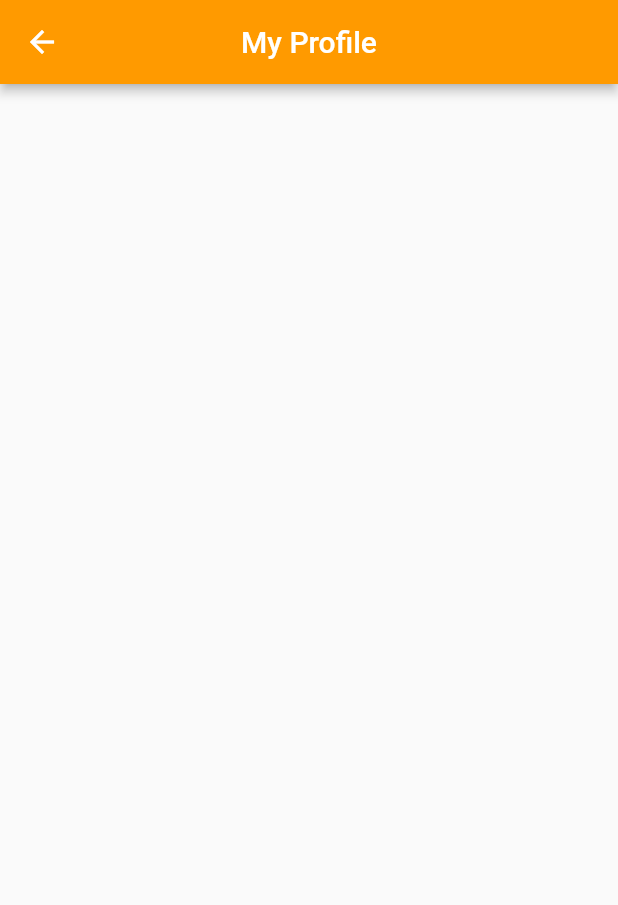
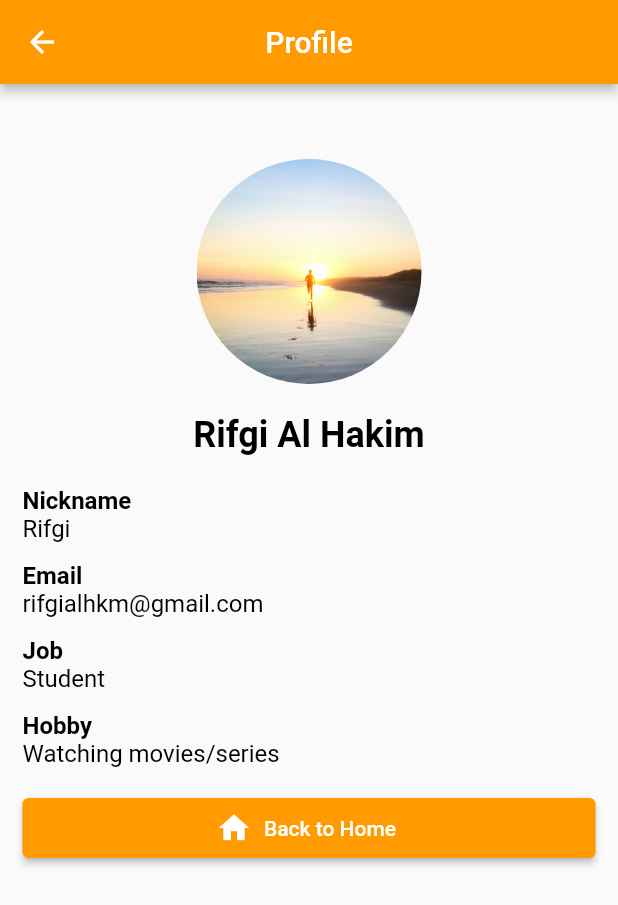
Before and after one commit to rifgialhkm/News-App, a Flutter app: the ProfileScreen screen opened by its route, on a phone screen of 412 x 824 dp. Shown: the top 905 px of the screen. Run offline on Flutter 3.47's test engine with Material 2 defaults, Android fonts, the phone set to English and light mode, and no system bars.

Commit message:
Create profile page

```diff
--- a/lib/login/login_screen.dart
+++ b/lib/login/login_screen.dart
@@ -37,7 +37,7 @@ class _LoginScreenState extends State<LoginScreen> {
                   child: Text(
                     "News App",
                     style: Theme.of(context).textTheme.headlineMedium?.copyWith(
-                          color: Color(0xFFFF9A00),
+                          color: const Color(0xFFFF9A00),
                         ),
                   ),
                 ),
--- a/lib/profile/profile_screen.dart
+++ b/lib/profile/profile_screen.dart
@@ -1,25 +1,146 @@
 import 'package:flutter/cupertino.dart';
 import 'package:flutter/material.dart';
 
-class ProfileScreen extends StatefulWidget {
+class ProfileScreen extends StatelessWidget {
   const ProfileScreen({Key? key}) : super(key: key);
 
-  @override
-  State<ProfileScreen> createState() => _ProfileScreenState();
-}
-
-class _ProfileScreenState extends State<ProfileScreen> {
   @override
   Widget build(BuildContext context) {
     return Scaffold(
       appBar: AppBar(
-        title: const Text("My Profile"),
-        leading: BackButton(),
+        title: const Text("Profile"),
+      ),
+      body: Padding(
+        padding: const EdgeInsets.symmetric(horizontal: 15.0),
+        child: Column(
+          crossAxisAlignment: CrossAxisAlignment.start,
+          children: [
+            Center(
+              child: Padding(
+                padding: const EdgeInsets.only(
+                  top: 50,
+                  bottom: 20,
+                ),
+                child: ClipRRect(
+                  borderRadius: BorderRadius.circular(180),
+                  child: Image.asset(
+                    "assets/img/profile.jpg",
+                    width: 150,
+                    height: 150,
+                  ),
+                ),
+              ),
+            ),
+            Center(
+              child: Text(
+                "Rifgi Al Hakim",
+                style: Theme.of(context).textTheme.headline5?.copyWith(
+                    color: Colors.black, fontWeight: FontWeight.bold),
+              ),
+            ),
+            const SizedBox(
+              height: 20,
+            ),
+            Column(
+              crossAxisAlignment: CrossAxisAlignment.start,
+              children: [
+                Text(
+                  "Nickname",
+                  textAlign: TextAlign.left,
+                  style: Theme.of(context).textTheme.titleMedium?.copyWith(
+                      color: Colors.black, fontWeight: FontWeight.bold),
+                ),
+                Text(
+                  "Rifgi",
+                  style: Theme.of(context)
+                      .textTheme
+                      .subtitle1
+                      ?.copyWith(color: Colors.black),
+                ),
+              ],
+            ),
+            const SizedBox(
+              height: 12,
+            ),
+            Column(
+              crossAxisAlignment: CrossAxisAlignment.start,
+              children: [
+                Text(
+                  "Email",
+                  textAlign: TextAlign.left,
+                  style: Theme.of(context).textTheme.titleMedium?.copyWith(
+                      color: Colors.black, fontWeight: FontWeight.bold),
+                ),
+                Text(
+                  "rifgialhkm@gmail.com",
+                  style: Theme.of(context)
+                      .textTheme
+                      .subtitle1
+                      ?.copyWith(color: Colors.black),
+                ),
+              ],
+            ),
+            const SizedBox(
+              height: 12,
+            ),
+            Column(
+              crossAxisAlignment: CrossAxisAlignment.start,
+              children: [
+                Text(
+                  "Job",
+                  textAlign: TextAlign.left,
+                  style: Theme.of(context).textTheme.titleMedium?.copyWith(
+                      color: Colors.black, fontWeight: FontWeight.bold),
+                ),
+                Text(
+                  "Student",
+                  style: Theme.of(context)
+                      .textTheme
+                      .subtitle1
+                      ?.copyWith(color: Colors.black),
+                ),
+              ],
+            ),
+            const SizedBox(
+              height: 12,
+            ),
+            Column(
+              crossAxisAlignment: CrossAxisAlignment.start,
+              children: [
+                Text(
+                  "Hobby",
+                  textAlign: TextAlign.left,
+                  style: Theme.of(context).textTheme.titleMedium?.copyWith(
+                      color: Colors.black, fontWeight: FontWeight.bold),
+                ),
+                Text(
+                  "Watching movies/series",
+                  style: Theme.of(context)
+                      .textTheme
+                      .subtitle1
+                      ?.copyWith(color: Colors.black),
+                ),
+              ],
+            ),
+            const SizedBox(
+              height: 20,
+            ),
+            SizedBox(
+              width: double.infinity,
+              height: 40,
+              child: ElevatedButton.icon(
+                icon: const Icon(Icons.home),
+                onPressed: () => redirectToHome(context),
+                label: const Text("Back to Home"),
+              ),
+            ),
+          ],
+        ),
       ),
     );
   }
 
-  void redirectToHome() {
-    Navigator.of(context).pushNamedAndRemoveUntil("home", (route) => false);
+  void redirectToHome(context) {
+    Navigator.of(context).pop();
   }
 }
```
Also changed, not shown: lib/home/home_screen.dart (+53 -22 lines), assets/img/profile.jpg (added), assets/img/welcome.png (added).
